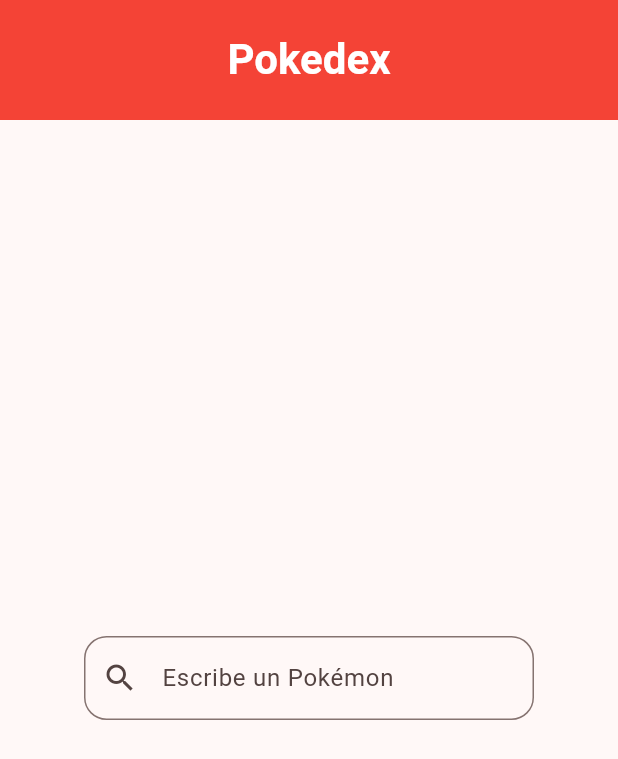
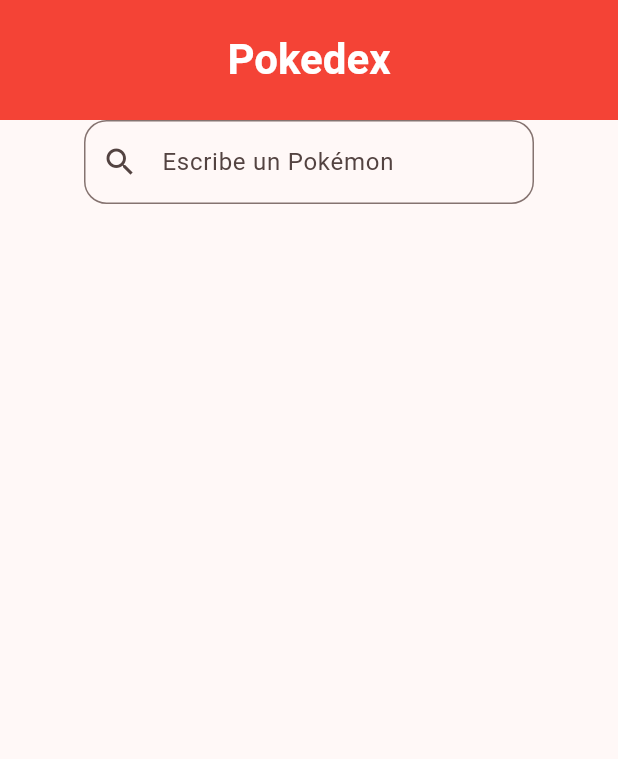
Before and after one commit to Bsaavedra-7/PokeApi1, a Flutter app: the screen it shows after launch, on a phone screen of 412 x 824 dp. Shown: the top 759 px of the screen. Run offline on Flutter 3.47's test engine with Material 3 defaults, Android fonts, the phone set to English and light mode, and no system bars; Roboto replaces fonts that are missing (comic-sans).

Commit message:
feat: first funcional setup

```diff
--- a/lib/main.dart
+++ b/lib/main.dart
@@ -9,7 +9,8 @@
   const MyApp({super.key});
 
   @override
-  State<MyApp> createState() => _MyAppState();
+  State<MyApp> createState() => _MyAppState(); //state como en react
+
 }
 
 class _MyAppState extends State<MyApp> {
@@ -17,10 +18,13 @@
   // AQUÍ va el controller
   final TextEditingController controller = TextEditingController();
 
+  //aca creo otro estado que guardara los datos del pokemon en un array de tipo map
+  Map<String, dynamic>? pokemon;
+
   @override
   Widget build(BuildContext context) {
     return MaterialApp(
-      title: 'Flutter Demo',
+      title: 'Pokedex',
 
       theme: ThemeData(
         colorScheme: ColorScheme.fromSeed(
@@ -46,17 +50,26 @@
           ),
         ),
 
-        body: Center(
+        body: Column(
+          children: [
+
+            // INPUT
+            Center(
               child: SizedBox(
                 width: 300,
                 child: TextField(
-              controller: controller,//aca creo el objeto controller para poder obtener el valor del textfield
+                  controller: controller,
 
+                  onChanged: (value) async {
+                    if (value.isNotEmpty) {
+                      final data = await obtenerPokemon(value);
 
-              //funcion igual a la de react que me permite obtener el valor del textfield en tiempo real y comprobar que funciona correctamente
-               onChanged: (value) {
-                print(value);
+                      setState(() {
+                        pokemon = data;
+                      });
+                    }
                   },
+
                   decoration: InputDecoration(
                     hintText: 'Escribe un Pokémon',
                     prefixIcon: const Icon(Icons.search),
@@ -67,6 +80,34 @@
                 ),
               ),
             ),
+
+            // RESULTADO
+            if (pokemon != null)
+              Column(
+                children: [
+                  Text(
+                    pokemon!["name"],
+                    style: const TextStyle(
+                      fontSize: 30,
+                      fontWeight: FontWeight.bold,
+                    ),
+                  ),
+
+                  Text(
+                    "Altura: ${pokemon!["height"]}",
+                  ),
+
+                  Text(
+                    "Peso: ${pokemon!["weight"]}",
+                  ),
+
+                  Image.network(
+                    pokemon!["sprites"]["front_default"],
+                  ),
+                ],
+              ),
+          ],
+        ),
       ),
     );
   }
```
Also changed, not shown: lib/services/pokemon_api.dart (+8 -2 lines). Lines whose indentation alone changed are shown as unchanged.
